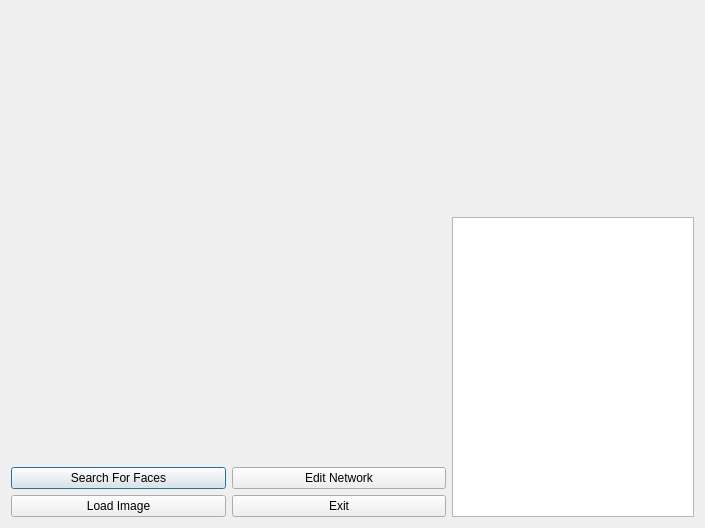
Old version of the form face-it/src/gui.ui in the repository MoridinBG/face-it.
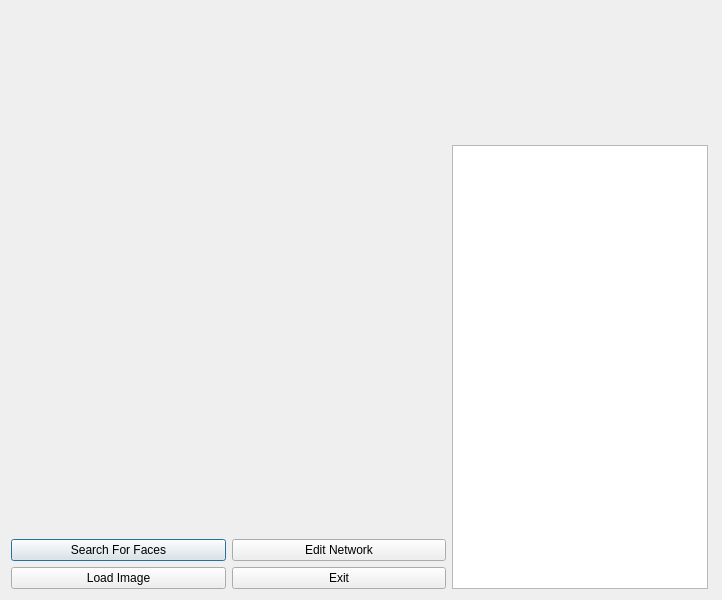
New version of the form.

Diff of the .ui file:
```diff
--- a/face-it/src/gui.ui
+++ b/face-it/src/gui.ui
@@ -5,12 +5,12 @@
    <rect>
     <x>0</x>
     <y>0</y>
-    <width>705</width>
-    <height>528</height>
+    <width>722</width>
+    <height>600</height>
    </rect>
   </property>
   <property name="sizePolicy" >
-   <sizepolicy vsizetype="Fixed" hsizetype="Fixed" >
+   <sizepolicy vsizetype="Fixed" hsizetype="Expanding" >
     <horstretch>0</horstretch>
     <verstretch>0</verstretch>
    </sizepolicy>
@@ -47,11 +47,38 @@
    <item rowspan="3" row="0" column="1" >
     <layout class="QVBoxLayout" >
      <item>
+      <layout class="QHBoxLayout" >
+       <item>
+        <spacer>
+         <property name="orientation" >
+          <enum>Qt::Horizontal</enum>
+         </property>
+         <property name="sizeHint" >
+          <size>
+           <width>40</width>
+           <height>20</height>
+          </size>
+         </property>
+        </spacer>
+       </item>
+       <item>
       <widget class="QLabel" name="preview" >
+         <property name="sizePolicy" >
+          <sizepolicy vsizetype="Expanding" hsizetype="Preferred" >
+           <horstretch>0</horstretch>
+           <verstretch>0</verstretch>
+          </sizepolicy>
+         </property>
        <property name="minimumSize" >
         <size>
-         <width>0</width>
-         <height>200</height>
+           <width>128</width>
+           <height>128</height>
+          </size>
+         </property>
+         <property name="maximumSize" >
+          <size>
+           <width>128</width>
+           <height>128</height>
         </size>
        </property>
        <property name="text" >
@@ -61,13 +88,28 @@
         <bool>true</bool>
        </property>
       </widget>
+       </item>
+       <item>
+        <spacer>
+         <property name="orientation" >
+          <enum>Qt::Horizontal</enum>
+         </property>
+         <property name="sizeHint" >
+          <size>
+           <width>40</width>
+           <height>20</height>
+          </size>
+         </property>
+        </spacer>
+       </item>
+      </layout>
      </item>
      <item>
       <widget class="QListWidget" name="listMatches" >
        <property name="sizePolicy" >
         <sizepolicy vsizetype="Expanding" hsizetype="Maximum" >
          <horstretch>0</horstretch>
-         <verstretch>2</verstretch>
+         <verstretch>3</verstretch>
         </sizepolicy>
        </property>
       </widget>
```
Left out of the diff: 6 changed lines with no effect on the pictures. Lines whose indentation alone changed are shown as unchanged.
